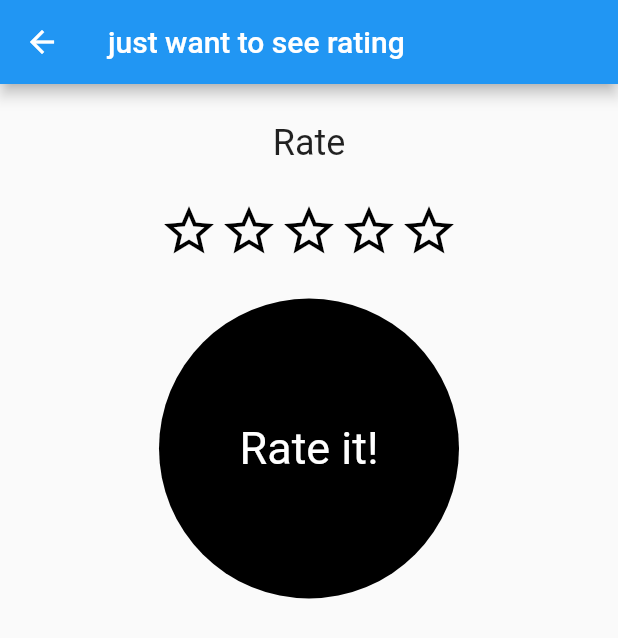
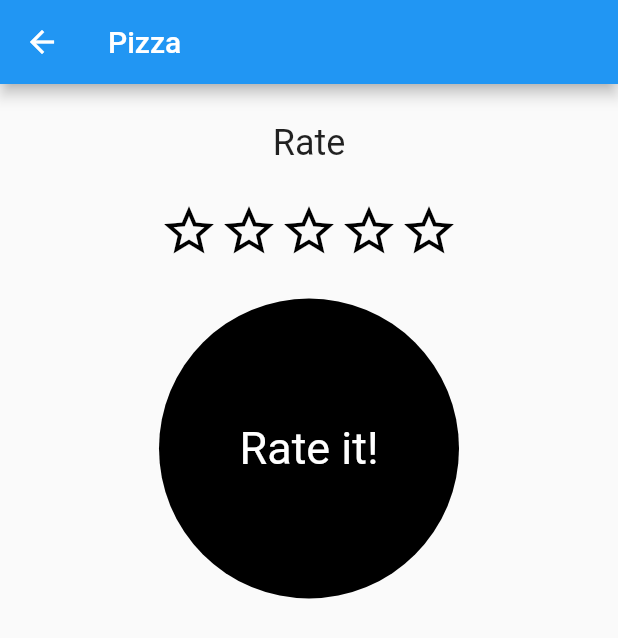
Before and after one commit to gulkorkut/magicmeals, a Flutter app: the screen it shows after launch, after a tap on "Pizza", on a phone screen of 412 x 824 dp. Shown: the top 638 px of the screen. Run offline on Flutter 3.47's test engine with Material 2 defaults, Android fonts, the phone set to English and light mode, and no system bars; drawn by our look-alikes of flutter_rating_bar; our stand-ins replace flutter_screenutil, get; network calls fail.

Commit message:
Added provider support to the detailed page

```diff
--- a/lib/classes/recipe.dart
+++ b/lib/classes/recipe.dart
@@ -1,5 +1,7 @@
 
-class Recipe {
+import 'package:flutter/cupertino.dart';
+
+class Recipe with ChangeNotifier {
   String title;
   String imageUrl;
   int ratings;
--- a/lib/main.dart
+++ b/lib/main.dart
@@ -5,6 +5,9 @@ import 'package:magicmeals202/pages/Homepage.dart';
 import 'package:magicmeals202/pages/recipe_detailed_page.dart';
 import 'package:magicmeals202/pages/recipe_add_page.dart';
 import 'package:magicmeals202/widgets/recipe_card.dart';
+import 'package:provider/provider.dart';
+
+import 'classes/recipe.dart';
 
 
 void main() {
@@ -18,12 +21,23 @@ class MyApp extends StatelessWidget {
   // This widget is the root of your application.
   @override
   Widget build(BuildContext context) {
-    return MaterialApp(
-      routes: {
-        "/detailed_page": (ctx) => const RecipeDetailed(),
-        "/add_recipe": (ctx) => const RecipeAdd(),
-      },
-      home: HomePage(),
+    return MultiProvider(
+
+      providers: [
+        ChangeNotifierProvider<Recipe>(create: (_) => Recipe(
+          title: "Default Food",
+          imageUrl: "No URL Provided",
+          ratingCount: 0,
+          ratings: 0,
+        )),
+      ],
+      child: MaterialApp(
+        routes: {
+          "/detailed_page": (ctx) => const RecipeDetailed(),
+          "/add_recipe": (ctx) => const RecipeAdd(),
+        },
+        home: HomePage(),
+      ),
     );
   }
 }
--- a/lib/pages/Homepage.dart
+++ b/lib/pages/Homepage.dart
@@ -15,8 +15,9 @@ class _HomePageState extends State<HomePage> {
   @override
   Widget build(BuildContext context) {
     return Scaffold(
+      backgroundColor: Colors.lime,
       appBar: AppBar(
-        title: Text(
+        title: const Text(
           "Home Page",
           style: TextStyle(),
         ),
@@ -26,7 +27,7 @@ class _HomePageState extends State<HomePage> {
           separatorBuilder: (BuildContext context, int index) => const Divider(),
           itemCount: 5,
           itemBuilder: (BuildContext context, int index){
-            return RecipeCard("Pizza","",100,300);
+            return RecipeCard("Pizza","https://cdn.yemek.com/mncrop/600/315/uploads/2017/01/ev-usulu-pizza-yeni.jpg",100,300);
           }
           ),
     );
--- a/lib/pages/recipe_detailed_page.dart
+++ b/lib/pages/recipe_detailed_page.dart
@@ -2,6 +2,9 @@
 import 'package:flutter/cupertino.dart';
 import 'package:flutter/material.dart';
 import 'package:flutter_rating_bar/flutter_rating_bar.dart';
+import 'package:provider/provider.dart';
+
+import '../classes/recipe.dart';
 
 class RecipeDetailed extends StatefulWidget {
   const RecipeDetailed({Key? key}) : super(key: key);
@@ -14,9 +17,10 @@ class _RecipeDetailedState extends State<RecipeDetailed> {
   @override
   double? _ratingValue;
   Widget build(BuildContext context) {
+  final recipe = Provider.of<Recipe>(context,listen : false);
     return Scaffold(
         appBar: AppBar(
-          title: const Text('just want to see rating'),
+          title: Text(recipe.title),
         ),
         body: Padding(
           padding: const EdgeInsets.all(25),
--- a/lib/widgets/recipe_card.dart
+++ b/lib/widgets/recipe_card.dart
@@ -1,10 +1,13 @@
 
 
 import 'package:flutter/material.dart';
+import 'package:provider/provider.dart';
+
+import '../classes/recipe.dart';
 
 class RecipeCard extends StatelessWidget {
   final String title;
-  final String? imgURL;//url for now
+  final String imgURL;//url for now
   final double? height;
   final double? width;
 
@@ -21,6 +24,8 @@ class RecipeCard extends StatelessWidget {
   Widget build(BuildContext context) {
     return InkWell(
       onTap: () {
+        Provider.of<Recipe>(context, listen: false).title=title;
+        Provider.of<Recipe>(context, listen: false).imageUrl=imgURL;
         Navigator.pushNamed(context, '/detailed_page');
       },
       child: Container(
@@ -29,14 +34,13 @@ class RecipeCard extends StatelessWidget {
           decoration: BoxDecoration(
             borderRadius: BorderRadius.circular(15),
             image: DecorationImage(
-                image: NetworkImage("https://cdn.yemek.com/mncrop/600/315/uploads/2017/01/ev-usulu-pizza-yeni.jpg"),
+                image: NetworkImage(imgURL),
                 fit:BoxFit.cover
             ),
           ),
           child: Card(
             color: Colors.transparent,
             shape: RoundedRectangleBorder(borderRadius: BorderRadius.circular(15)),
-            shadowColor: Colors.grey,
             child: Center(
               child: Text(title,
                 style: const TextStyle(
```
